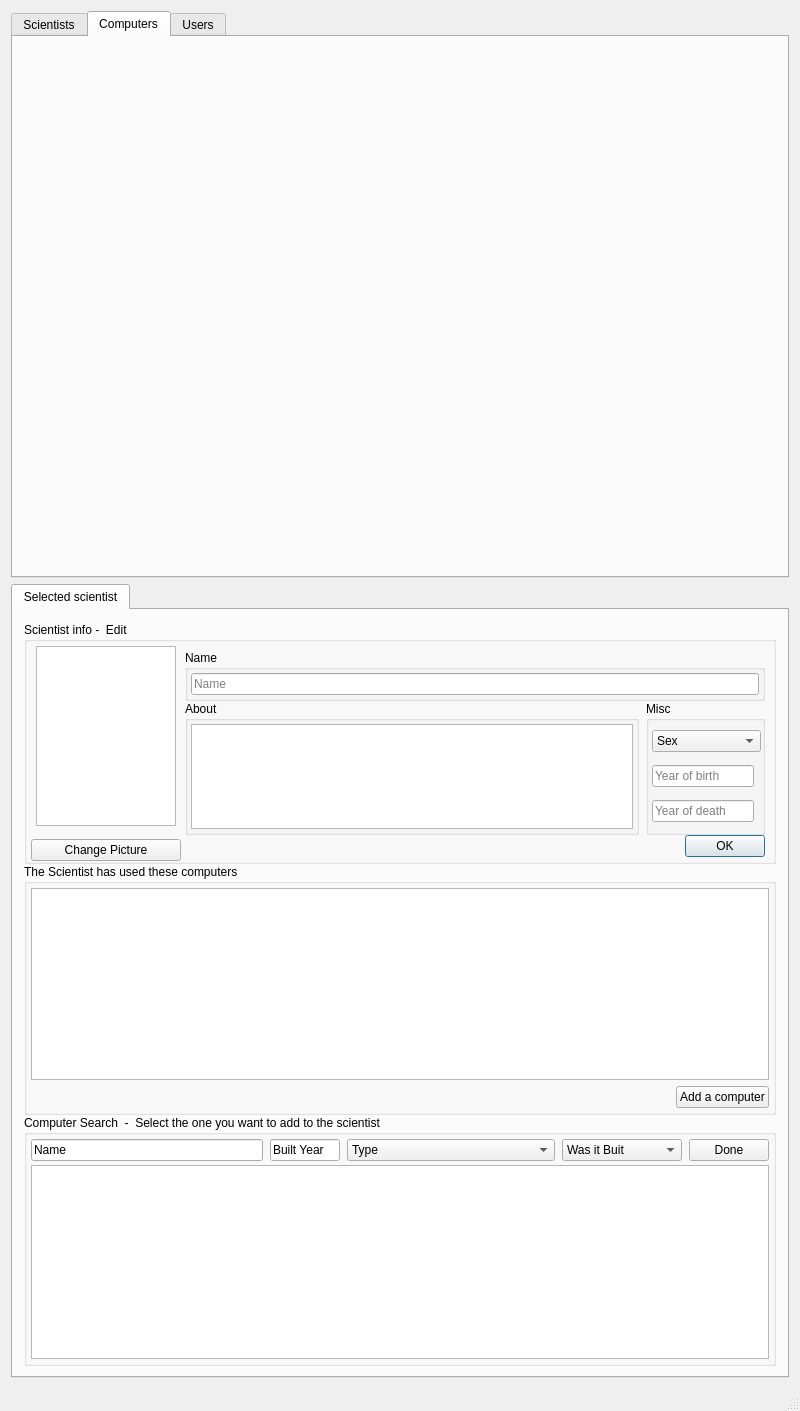
Before: the Qt Designer form ComputerScientistsW1/mainwindow.ui in Bosos/T-113-VLN1_Hopur3, drawn with Qt 5.
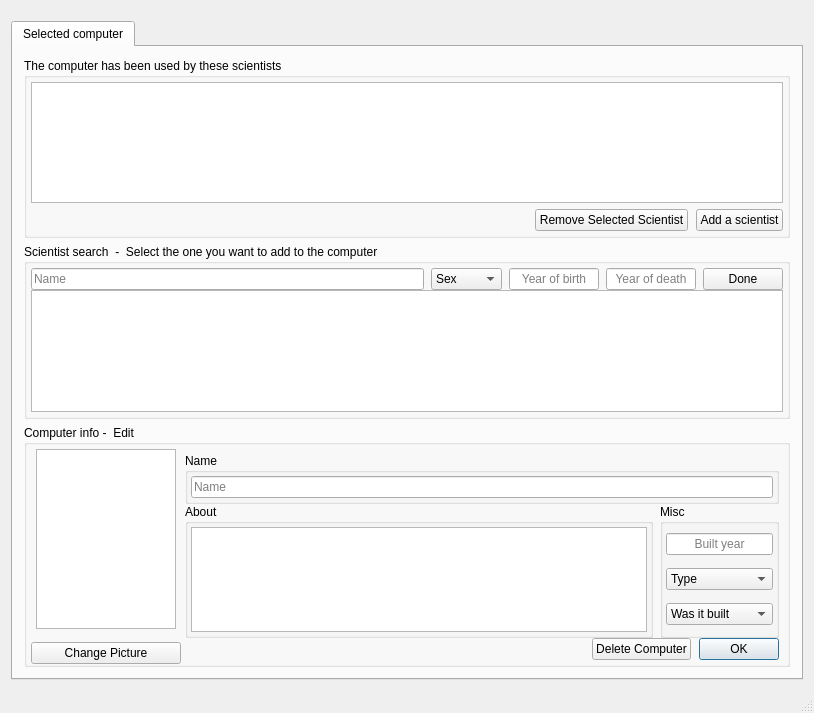
After: the same form once the commit is applied. The open tabs and pages were chosen to show the change.

Commit message: Better window framework

The edit to the form file:
```diff
--- a/ComputerScientistsW1/mainwindow.ui
+++ b/ComputerScientistsW1/mainwindow.ui
@@ -6,13 +6,19 @@
    <rect>
     <x>0</x>
     <y>0</y>
-    <width>800</width>
-    <height>1411</height>
+    <width>814</width>
+    <height>713</height>
    </rect>
   </property>
   <property name="minimumSize">
    <size>
-    <width>800</width>
+    <width>798</width>
+    <height>0</height>
+   </size>
+  </property>
+  <property name="baseSize">
+   <size>
+    <width>0</width>
     <height>0</height>
    </size>
   </property>
@@ -24,10 +30,32 @@
   </property>
   <widget class="QWidget" name="centralWidget">
    <layout class="QVBoxLayout" name="verticalLayout_3">
+    <property name="spacing">
+     <number>0</number>
+    </property>
+    <property name="leftMargin">
+     <number>0</number>
+    </property>
+    <property name="topMargin">
+     <number>10</number>
+    </property>
+    <property name="rightMargin">
+     <number>0</number>
+    </property>
+    <property name="bottomMargin">
+     <number>0</number>
+    </property>
+    <item>
+     <widget class="QStackedWidget" name="windowSwitcher">
+      <property name="currentIndex">
+       <number>1</number>
+      </property>
+      <widget class="QWidget" name="Home">
+       <layout class="QVBoxLayout" name="verticalLayout_17">
     <item>
      <widget class="QTabWidget" name="headTab">
       <property name="currentIndex">
-       <number>0</number>
+           <number>1</number>
       </property>
       <widget class="QWidget" name="scientistTab">
        <attribute name="title">
@@ -92,7 +120,7 @@
               <widget class="QComboBox" name="sexComboBox">
                <property name="maximumSize">
                 <size>
-                 <width>75</width>
+                     <width>80</width>
                  <height>16777215</height>
                 </size>
                </property>
@@ -124,6 +152,9 @@
                  <height>16777215</height>
                 </size>
                </property>
+                   <property name="alignment">
+                    <set>Qt::AlignCenter</set>
+                   </property>
                <property name="placeholderText">
                 <string>Year of birth</string>
                </property>
@@ -137,6 +168,9 @@
                  <height>16777215</height>
                 </size>
                </property>
+                   <property name="alignment">
+                    <set>Qt::AlignCenter</set>
+                   </property>
                <property name="placeholderText">
                 <string>Year of death</string>
                </property>
@@ -200,20 +234,222 @@
         </item>
        </layout>
       </widget>
-      <widget class="QWidget" name="tab_3">
+          <widget class="QWidget" name="computerTab">
        <attribute name="title">
         <string>Computers</string>
        </attribute>
-      </widget>
-      <widget class="QWidget" name="tab_2">
+           <layout class="QVBoxLayout" name="verticalLayout_12">
+            <property name="spacing">
+             <number>0</number>
+            </property>
+            <property name="bottomMargin">
+             <number>10</number>
+            </property>
+            <item>
+             <widget class="QGroupBox" name="groupBox_7">
+              <property name="title">
+               <string>Search</string>
+              </property>
+              <layout class="QVBoxLayout" name="verticalLayout_11">
+               <property name="spacing">
+                <number>0</number>
+               </property>
+               <property name="leftMargin">
+                <number>4</number>
+               </property>
+               <property name="topMargin">
+                <number>4</number>
+               </property>
+               <property name="rightMargin">
+                <number>4</number>
+               </property>
+               <property name="bottomMargin">
+                <number>4</number>
+               </property>
+               <item>
+                <layout class="QHBoxLayout" name="horizontalLayout_5">
+                 <property name="spacing">
+                  <number>7</number>
+                 </property>
+                 <item>
+                  <widget class="QLineEdit" name="computerNameLineEdit">
+                   <property name="text">
+                    <string/>
+                   </property>
+                   <property name="placeholderText">
+                    <string>Name</string>
+                   </property>
+                  </widget>
+                 </item>
+                 <item>
+                  <widget class="QLineEdit" name="computerBuiltYearlineEdit">
+                   <property name="maximumSize">
+                    <size>
+                     <width>80</width>
+                     <height>16777215</height>
+                    </size>
+                   </property>
+                   <property name="text">
+                    <string/>
+                   </property>
+                   <property name="alignment">
+                    <set>Qt::AlignCenter</set>
+                   </property>
+                   <property name="placeholderText">
+                    <string>Built year</string>
+                   </property>
+                  </widget>
+                 </item>
+                 <item>
+                  <widget class="QComboBox" name="comboBox">
+                   <item>
+                    <property name="text">
+                     <string>Type</string>
+                    </property>
+                   </item>
+                   <item>
+                    <property name="text">
+                     <string>AutoPopulate</string>
+                    </property>
+                   </item>
+                  </widget>
+                 </item>
+                 <item>
+                  <widget class="QComboBox" name="comboBox_2">
+                   <item>
+                    <property name="text">
+                     <string>Was it built</string>
+                    </property>
+                   </item>
+                   <item>
+                    <property name="text">
+                     <string>It was built</string>
+                    </property>
+                   </item>
+                   <item>
+                    <property name="text">
+                     <string>It was not built</string>
+                    </property>
+                   </item>
+                  </widget>
+                 </item>
+                 <item>
+                  <widget class="QPushButton" name="addComputerPushButton">
+                   <property name="text">
+                    <string>Add</string>
+                   </property>
+                  </widget>
+                 </item>
+                 <item>
+                  <widget class="QPushButton" name="clearComputerPushButton">
+                   <property name="text">
+                    <string>Clear</string>
+                   </property>
+                  </widget>
+                 </item>
+                </layout>
+               </item>
+               <item>
+                <widget class="QLineEdit" name="computerAboutlineEdit">
+                 <property name="placeholderText">
+                  <string>About</string>
+                 </property>
+                </widget>
+               </item>
+              </layout>
+             </widget>
+            </item>
+            <item>
+             <widget class="QGroupBox" name="groupBox_8">
+              <property name="title">
+               <string>Found computers  -  Select the one you want to look at / Edit</string>
+              </property>
+              <layout class="QVBoxLayout" name="verticalLayout_9">
+               <property name="spacing">
+                <number>0</number>
+               </property>
+               <property name="leftMargin">
+                <number>4</number>
+               </property>
+               <property name="topMargin">
+                <number>4</number>
+               </property>
+               <property name="rightMargin">
+                <number>4</number>
+               </property>
+               <property name="bottomMargin">
+                <number>4</number>
+               </property>
+               <item>
+                <widget class="QColumnView" name="columnView"/>
+               </item>
+              </layout>
+             </widget>
+            </item>
+           </layout>
+          </widget>
+          <widget class="QWidget" name="userTab">
        <attribute name="title">
         <string>Users</string>
        </attribute>
+           <widget class="QPushButton" name="pushButton_2">
+            <property name="geometry">
+             <rect>
+              <x>170</x>
+              <y>190</y>
+              <width>113</width>
+              <height>32</height>
+             </rect>
+            </property>
+            <property name="text">
+             <string>O</string>
+            </property>
+           </widget>
+           <widget class="QPushButton" name="pushButton_3">
+            <property name="geometry">
+             <rect>
+              <x>430</x>
+              <y>190</y>
+              <width>113</width>
+              <height>32</height>
+             </rect>
+            </property>
+            <property name="text">
+             <string>O</string>
+            </property>
+           </widget>
+           <widget class="QDial" name="dial">
+            <property name="geometry">
+             <rect>
+              <x>330</x>
+              <y>280</y>
+              <width>50</width>
+              <height>64</height>
+             </rect>
+            </property>
+           </widget>
+           <widget class="QSlider" name="horizontalSlider">
+            <property name="geometry">
+             <rect>
+              <x>190</x>
+              <y>430</y>
+              <width>351</width>
+              <height>22</height>
+             </rect>
+            </property>
+            <property name="orientation">
+             <enum>Qt::Horizontal</enum>
+            </property>
+           </widget>
       </widget>
      </widget>
     </item>
+       </layout>
+      </widget>
+      <widget class="QWidget" name="SelectedScientist">
+       <layout class="QVBoxLayout" name="verticalLayout_18">
     <item>
-     <widget class="QTabWidget" name="ScientistSelected">
+         <widget class="QTabWidget" name="scientistSelectedTab">
       <property name="currentIndex">
        <number>0</number>
       </property>
@@ -475,13 +711,13 @@
                    <widget class="QComboBox" name="selectedScientistSexComboBox">
                     <property name="minimumSize">
                      <size>
-                      <width>109</width>
+                          <width>0</width>
                       <height>0</height>
                      </size>
                     </property>
                     <property name="maximumSize">
                      <size>
-                      <width>109</width>
+                          <width>16777215</width>
                       <height>16777215</height>
                      </size>
                     </property>
@@ -509,13 +745,13 @@
                    <widget class="QLineEdit" name="selectedScientistYearOfBirthField">
                     <property name="minimumSize">
                      <size>
-                      <width>102</width>
+                          <width>0</width>
                       <height>0</height>
                      </size>
                     </property>
                     <property name="maximumSize">
                      <size>
-                      <width>102</width>
+                          <width>16777215</width>
                       <height>16777215</height>
                      </size>
                     </property>
@@ -528,13 +764,13 @@
                    <widget class="QLineEdit" name="selectedScientistYearOfDeathField">
                     <property name="minimumSize">
                      <size>
-                      <width>102</width>
+                          <width>0</width>
                       <height>0</height>
                      </size>
                     </property>
                     <property name="maximumSize">
                      <size>
-                      <width>102</width>
+                          <width>16777215</width>
                       <height>16777215</height>
                      </size>
                     </property>
@@ -547,6 +783,37 @@
                 </widget>
                </item>
               </layout>
+                 </item>
+                 <item>
+                  <layout class="QHBoxLayout" name="horizontalLayout_10">
+                   <property name="spacing">
+                    <number>8</number>
+                   </property>
+                   <property name="leftMargin">
+                    <number>0</number>
+                   </property>
+                   <property name="topMargin">
+                    <number>0</number>
+                   </property>
+                   <item>
+                    <spacer name="horizontalSpacer">
+                     <property name="orientation">
+                      <enum>Qt::Horizontal</enum>
+                     </property>
+                     <property name="sizeHint" stdset="0">
+                      <size>
+                       <width>40</width>
+                       <height>20</height>
+                      </size>
+                     </property>
+                    </spacer>
+                   </item>
+                   <item>
+                    <widget class="QPushButton" name="pushButton">
+                     <property name="text">
+                      <string>Delete Scientist</string>
+                     </property>
+                    </widget>
              </item>
              <item alignment="Qt::AlignRight">
               <widget class="QPushButton" name="selectedScientistOKPushButton">
@@ -573,6 +840,8 @@
             </layout>
            </item>
           </layout>
+               </item>
+              </layout>
          </widget>
         </item>
         <item>
@@ -599,7 +868,35 @@
            <item>
             <widget class="QTableView" name="selectedScientistComputerTable"/>
            </item>
-           <item alignment="Qt::AlignRight">
+               <item>
+                <layout class="QHBoxLayout" name="horizontalLayout_12">
+                 <property name="spacing">
+                  <number>8</number>
+                 </property>
+                 <property name="topMargin">
+                  <number>0</number>
+                 </property>
+                 <item>
+                  <spacer name="horizontalSpacer_3">
+                   <property name="orientation">
+                    <enum>Qt::Horizontal</enum>
+                   </property>
+                   <property name="sizeHint" stdset="0">
+                    <size>
+                     <width>40</width>
+                     <height>20</height>
+                    </size>
+                   </property>
+                  </spacer>
+                 </item>
+                 <item>
+                  <widget class="QPushButton" name="selectedScientistRemoveSelectedComputerPushButton">
+                   <property name="text">
+                    <string>Remove Selected Computer</string>
+                   </property>
+                  </widget>
+                 </item>
+                 <item>
             <widget class="QPushButton" name="selectedScientistAddComputer">
              <property name="maximumSize">
               <size>
@@ -608,9 +905,11 @@
               </size>
              </property>
              <property name="text">
-              <string>Add a computer</string>
-             </property>
-            </widget>
+                    <string>Add a Computer</string>
+                   </property>
+                  </widget>
+                 </item>
+                </layout>
            </item>
           </layout>
          </widget>
@@ -622,7 +921,7 @@
           </property>
           <layout class="QVBoxLayout" name="verticalLayout_2">
            <property name="spacing">
-            <number>4</number>
+                <number>0</number>
            </property>
            <property name="leftMargin">
             <number>4</number>
@@ -669,7 +968,7 @@
                 </size>
                </property>
                <property name="text">
-                <string>Built Year</string>
+                    <string>Built year</string>
                </property>
               </widget>
              </item>
@@ -697,7 +996,7 @@
                </property>
                <item>
                 <property name="text">
-                 <string>Was it Buit</string>
+                     <string>Was it buit</string>
                 </property>
                </item>
                <item>
@@ -725,6 +1024,596 @@
             <widget class="QTableView" name="selectedScientistComputerSearchTableView"/>
            </item>
           </layout>
+             </widget>
+            </item>
+           </layout>
+          </widget>
+         </widget>
+        </item>
+       </layout>
+      </widget>
+      <widget class="QWidget" name="SelectedComputer">
+       <layout class="QHBoxLayout" name="horizontalLayout_14">
+        <item>
+         <widget class="QTabWidget" name="computerSelectedTab">
+          <property name="minimumSize">
+           <size>
+            <width>0</width>
+            <height>0</height>
+           </size>
+          </property>
+          <property name="currentIndex">
+           <number>0</number>
+          </property>
+          <widget class="QWidget" name="Tab">
+           <attribute name="title">
+            <string>Selected computer</string>
+           </attribute>
+           <layout class="QVBoxLayout" name="verticalLayout_13">
+            <item>
+             <widget class="QGroupBox" name="computerSelectedFoundScientistCaption">
+              <property name="title">
+               <string>The computer has been used by these scientists</string>
+              </property>
+              <layout class="QVBoxLayout" name="verticalLayout_16">
+               <property name="spacing">
+                <number>6</number>
+               </property>
+               <property name="leftMargin">
+                <number>4</number>
+               </property>
+               <property name="topMargin">
+                <number>4</number>
+               </property>
+               <property name="rightMargin">
+                <number>4</number>
+               </property>
+               <property name="bottomMargin">
+                <number>4</number>
+               </property>
+               <item>
+                <widget class="QTableView" name="selectedScientistComputerTable_2"/>
+               </item>
+               <item>
+                <layout class="QHBoxLayout" name="horizontalLayout_13">
+                 <property name="spacing">
+                  <number>8</number>
+                 </property>
+                 <property name="topMargin">
+                  <number>0</number>
+                 </property>
+                 <item>
+                  <spacer name="horizontalSpacer_4">
+                   <property name="orientation">
+                    <enum>Qt::Horizontal</enum>
+                   </property>
+                   <property name="sizeHint" stdset="0">
+                    <size>
+                     <width>40</width>
+                     <height>20</height>
+                    </size>
+                   </property>
+                  </spacer>
+                 </item>
+                 <item>
+                  <widget class="QPushButton" name="pushButton_4">
+                   <property name="text">
+                    <string>Remove Selected Scientist</string>
+                   </property>
+                  </widget>
+                 </item>
+                 <item>
+                  <widget class="QPushButton" name="selectedScientistAddComputer_2">
+                   <property name="maximumSize">
+                    <size>
+                     <width>140</width>
+                     <height>16777215</height>
+                    </size>
+                   </property>
+                   <property name="text">
+                    <string>Add a scientist</string>
+                   </property>
+                  </widget>
+                 </item>
+                </layout>
+               </item>
+              </layout>
+             </widget>
+            </item>
+            <item>
+             <widget class="QGroupBox" name="computerSelectedScientistSearch">
+              <property name="title">
+               <string>Scientist search  -  Select the one you want to add to the computer</string>
+              </property>
+              <layout class="QVBoxLayout" name="verticalLayout_14">
+               <property name="spacing">
+                <number>0</number>
+               </property>
+               <property name="leftMargin">
+                <number>4</number>
+               </property>
+               <property name="topMargin">
+                <number>4</number>
+               </property>
+               <property name="rightMargin">
+                <number>4</number>
+               </property>
+               <property name="bottomMargin">
+                <number>4</number>
+               </property>
+               <item>
+                <layout class="QHBoxLayout" name="computerSelectedScientistSearchButtonRow">
+                 <property name="spacing">
+                  <number>7</number>
+                 </property>
+                 <property name="leftMargin">
+                  <number>0</number>
+                 </property>
+                 <property name="topMargin">
+                  <number>0</number>
+                 </property>
+                 <property name="rightMargin">
+                  <number>0</number>
+                 </property>
+                 <property name="bottomMargin">
+                  <number>0</number>
+                 </property>
+                 <item>
+                  <widget class="QLineEdit" name="computerSelectedScientistSearchNameField">
+                   <property name="minimumSize">
+                    <size>
+                     <width>160</width>
+                     <height>0</height>
+                    </size>
+                   </property>
+                   <property name="maximumSize">
+                    <size>
+                     <width>600</width>
+                     <height>16777215</height>
+                    </size>
+                   </property>
+                   <property name="accessibleName">
+                    <string/>
+                   </property>
+                   <property name="placeholderText">
+                    <string>Name</string>
+                   </property>
+                  </widget>
+                 </item>
+                 <item>
+                  <widget class="QComboBox" name="computerSelectedScientistSearchsexComboBox">
+                   <property name="maximumSize">
+                    <size>
+                     <width>80</width>
+                     <height>16777215</height>
+                    </size>
+                   </property>
+                   <property name="toolTipDuration">
+                    <number>-3</number>
+                   </property>
+                   <item>
+                    <property name="text">
+                     <string>Sex</string>
+                    </property>
+                   </item>
+                   <item>
+                    <property name="text">
+                     <string>Female</string>
+                    </property>
+                   </item>
+                   <item>
+                    <property name="text">
+                     <string>Male</string>
+                    </property>
+                   </item>
+                  </widget>
+                 </item>
+                 <item>
+                  <widget class="QLineEdit" name="computerSelectedScientistSearchyearOfBirthField">
+                   <property name="maximumSize">
+                    <size>
+                     <width>90</width>
+                     <height>16777215</height>
+                    </size>
+                   </property>
+                   <property name="alignment">
+                    <set>Qt::AlignCenter</set>
+                   </property>
+                   <property name="placeholderText">
+                    <string>Year of birth</string>
+                   </property>
+                  </widget>
+                 </item>
+                 <item>
+                  <widget class="QLineEdit" name="computerSelectedScientistSearchyearOfDeathField">
+                   <property name="maximumSize">
+                    <size>
+                     <width>90</width>
+                     <height>16777215</height>
+                    </size>
+                   </property>
+                   <property name="alignment">
+                    <set>Qt::AlignCenter</set>
+                   </property>
+                   <property name="placeholderText">
+                    <string>Year of death</string>
+                   </property>
+                  </widget>
+                 </item>
+                 <item>
+                  <widget class="QPushButton" name="computerSelectedScientistSearchDoneButton">
+                   <property name="text">
+                    <string>Done</string>
+                   </property>
+                  </widget>
+                 </item>
+                </layout>
+               </item>
+               <item>
+                <widget class="QTableView" name="computerSelectedScientistSearchTableView"/>
+               </item>
+              </layout>
+             </widget>
+            </item>
+            <item>
+             <widget class="QGroupBox" name="computerSelectedInfoPane">
+              <property name="minimumSize">
+               <size>
+                <width>0</width>
+                <height>242</height>
+               </size>
+              </property>
+              <property name="maximumSize">
+               <size>
+                <width>16777215</width>
+                <height>242</height>
+               </size>
+              </property>
+              <property name="title">
+               <string>Computer info -  Edit</string>
+              </property>
+              <layout class="QHBoxLayout" name="horizontalLayout_6">
+               <property name="spacing">
+                <number>0</number>
+               </property>
+               <property name="leftMargin">
+                <number>4</number>
+               </property>
+               <property name="topMargin">
+                <number>4</number>
+               </property>
+               <property name="rightMargin">
+                <number>4</number>
+               </property>
+               <property name="bottomMargin">
+                <number>0</number>
+               </property>
+               <item>
+                <layout class="QVBoxLayout" name="computerSelectedPicturePane" stretch="0,0">
+                 <property name="spacing">
+                  <number>0</number>
+                 </property>
+                 <property name="sizeConstraint">
+                  <enum>QLayout::SetMinimumSize</enum>
+                 </property>
+                 <property name="leftMargin">
+                  <number>0</number>
+                 </property>
+                 <property name="topMargin">
+                  <number>0</number>
+                 </property>
+                 <property name="rightMargin">
+                  <number>0</number>
+                 </property>
+                 <item alignment="Qt::AlignHCenter|Qt::AlignBottom">
+                  <widget class="QGraphicsView" name="computerSelectedPicture">
+                   <property name="minimumSize">
+                    <size>
+                     <width>140</width>
+                     <height>180</height>
+                    </size>
+                   </property>
+                   <property name="maximumSize">
+                    <size>
+                     <width>140</width>
+                     <height>180</height>
+                    </size>
+                   </property>
+                  </widget>
+                 </item>
+                 <item alignment="Qt::AlignHCenter|Qt::AlignBottom">
+                  <widget class="QPushButton" name="computerSelectedChangePicturePushButton">
+                   <property name="minimumSize">
+                    <size>
+                     <width>150</width>
+                     <height>0</height>
+                    </size>
+                   </property>
+                   <property name="maximumSize">
+                    <size>
+                     <width>150</width>
+                     <height>16777215</height>
+                    </size>
+                   </property>
+                   <property name="text">
+                    <string>Change Picture</string>
+                   </property>
+                  </widget>
+                 </item>
+                </layout>
+               </item>
+               <item>
+                <layout class="QVBoxLayout" name="selectedLayour_2">
+                 <property name="spacing">
+                  <number>0</number>
+                 </property>
+                 <property name="leftMargin">
+                  <number>4</number>
+                 </property>
+                 <property name="topMargin">
+                  <number>4</number>
+                 </property>
+                 <property name="rightMargin">
+                  <number>4</number>
+                 </property>
+                 <property name="bottomMargin">
+                  <number>4</number>
+                 </property>
+                 <item>
+                  <widget class="QGroupBox" name="computerSelectedNameGroupBox">
+                   <property name="title">
+                    <string>Name</string>
+                   </property>
+                   <layout class="QHBoxLayout" name="horizontalLayout_7">
+                    <property name="spacing">
+                     <number>0</number>
+                    </property>
+                    <property name="leftMargin">
+                     <number>3</number>
+                    </property>
+                    <property name="topMargin">
+                     <number>3</number>
+                    </property>
+                    <property name="rightMargin">
+                     <number>3</number>
+                    </property>
+                    <property name="bottomMargin">
+                     <number>3</number>
+                    </property>
+                    <item>
+                     <widget class="QLineEdit" name="computerSelectedNameField">
+                      <property name="minimumSize">
+                       <size>
+                        <width>0</width>
+                        <height>0</height>
+                       </size>
+                      </property>
+                      <property name="maximumSize">
+                       <size>
+                        <width>16777215</width>
+                        <height>16777215</height>
+                       </size>
+                      </property>
+                      <property name="accessibleName">
+                       <string/>
+                      </property>
+                      <property name="placeholderText">
+                       <string>Name</string>
+                      </property>
+                     </widget>
+                    </item>
+                   </layout>
+                  </widget>
+                 </item>
+                 <item>
+                  <layout class="QHBoxLayout" name="horizontalLayout_8">
+                   <property name="spacing">
+                    <number>7</number>
+                   </property>
+                   <property name="leftMargin">
+                    <number>0</number>
+                   </property>
+                   <property name="topMargin">
+                    <number>0</number>
+                   </property>
+                   <property name="rightMargin">
+                    <number>0</number>
+                   </property>
+                   <property name="bottomMargin">
+                    <number>0</number>
+                   </property>
+                   <item>
+                    <widget class="QGroupBox" name="groupBox_11">
+                     <property name="minimumSize">
+                      <size>
+                       <width>0</width>
+                       <height>111</height>
+                      </size>
+                     </property>
+                     <property name="title">
+                      <string>About</string>
+                     </property>
+                     <layout class="QHBoxLayout" name="horizontalLayout_9">
+                      <property name="spacing">
+                       <number>0</number>
+                      </property>
+                      <property name="leftMargin">
+                       <number>3</number>
+                      </property>
+                      <property name="topMargin">
+                       <number>3</number>
+                      </property>
+                      <property name="rightMargin">
+                       <number>3</number>
+                      </property>
+                      <property name="bottomMargin">
+                       <number>3</number>
+                      </property>
+                      <item>
+                       <widget class="QPlainTextEdit" name="computerSelectedAboutField">
+                        <property name="minimumSize">
+                         <size>
+                          <width>0</width>
+                          <height>0</height>
+                         </size>
+                        </property>
+                       </widget>
+                      </item>
+                     </layout>
+                    </widget>
+                   </item>
+                   <item>
+                    <widget class="QGroupBox" name="groupBox_12">
+                     <property name="minimumSize">
+                      <size>
+                       <width>119</width>
+                       <height>0</height>
+                      </size>
+                     </property>
+                     <property name="maximumSize">
+                      <size>
+                       <width>119</width>
+                       <height>16777215</height>
+                      </size>
+                     </property>
+                     <property name="title">
+                      <string>Misc</string>
+                     </property>
+                     <layout class="QVBoxLayout" name="verticalLayout_15">
+                      <property name="spacing">
+                       <number>7</number>
+                      </property>
+                      <property name="leftMargin">
+                       <number>3</number>
+                      </property>
+                      <property name="topMargin">
+                       <number>3</number>
+                      </property>
+                      <property name="rightMargin">
+                       <number>3</number>
+                      </property>
+                      <property name="bottomMargin">
+                       <number>3</number>
+                      </property>
+                      <item>
+                       <widget class="QLineEdit" name="computerSelectedcomputerBuiltYearlineEdit">
+                        <property name="maximumSize">
+                         <size>
+                          <width>16777215</width>
+                          <height>16777215</height>
+                         </size>
+                        </property>
+                        <property name="text">
+                         <string/>
+                        </property>
+                        <property name="alignment">
+                         <set>Qt::AlignCenter</set>
+                        </property>
+                        <property name="placeholderText">
+                         <string>Built year</string>
+                        </property>
+                       </widget>
+                      </item>
+                      <item>
+                       <widget class="QComboBox" name="comboBox_4">
+                        <item>
+                         <property name="text">
+                          <string>Type</string>
+                         </property>
+                        </item>
+                        <item>
+                         <property name="text">
+                          <string>AutoPopulate</string>
+                         </property>
+                        </item>
+                       </widget>
+                      </item>
+                      <item>
+                       <widget class="QComboBox" name="comboBox_5">
+                        <item>
+                         <property name="text">
+                          <string>Was it built</string>
+                         </property>
+                        </item>
+                        <item>
+                         <property name="text">
+                          <string>It was built</string>
+                         </property>
+                        </item>
+                        <item>
+                         <property name="text">
+                          <string>It was not built</string>
+                         </property>
+                        </item>
+                       </widget>
+                      </item>
+                     </layout>
+                    </widget>
+                   </item>
+                  </layout>
+                 </item>
+                 <item>
+                  <layout class="QHBoxLayout" name="horizontalLayout_11">
+                   <property name="spacing">
+                    <number>8</number>
+                   </property>
+                   <property name="leftMargin">
+                    <number>0</number>
+                   </property>
+                   <property name="topMargin">
+                    <number>0</number>
+                   </property>
+                   <item>
+                    <spacer name="horizontalSpacer_2">
+                     <property name="orientation">
+                      <enum>Qt::Horizontal</enum>
+                     </property>
+                     <property name="sizeHint" stdset="0">
+                      <size>
+                       <width>40</width>
+                       <height>20</height>
+                      </size>
+                     </property>
+                    </spacer>
+                   </item>
+                   <item>
+                    <widget class="QPushButton" name="computerSelectedDeleteComputerPushButton">
+                     <property name="text">
+                      <string>Delete Computer</string>
+                     </property>
+                    </widget>
+                   </item>
+                   <item>
+                    <widget class="QPushButton" name="selectedScientistOKPushButton_2">
+                     <property name="maximumSize">
+                      <size>
+                       <width>80</width>
+                       <height>16777215</height>
+                      </size>
+                     </property>
+                     <property name="focusPolicy">
+                      <enum>Qt::ClickFocus</enum>
+                     </property>
+                     <property name="text">
+                      <string>OK</string>
+                     </property>
+                     <property name="autoDefault">
+                      <bool>false</bool>
+                     </property>
+                     <property name="default">
+                      <bool>true</bool>
+                     </property>
+                    </widget>
+                   </item>
+                  </layout>
+                 </item>
+                </layout>
+               </item>
+              </layout>
+             </widget>
+            </item>
+           </layout>
+          </widget>
          </widget>
         </item>
        </layout>
```
Lines whose indentation alone changed are shown as unchanged. The commit also changes 2 other files.
